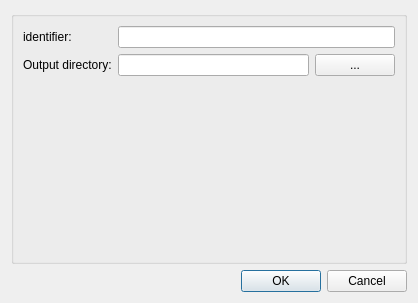
First picture: the form in mapclientplugins/retrieveportaldatastep/qt/configuredialog.ui, repository mapclient-plugins/mapclientplugins.retrieveportaldatastep, before the edit.
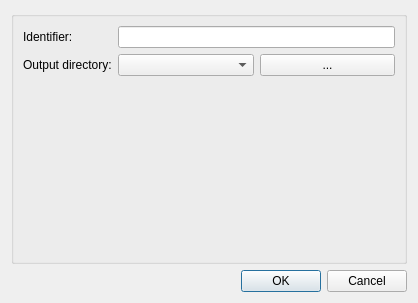
Second picture: the form after the edit.

Commit message: Update retrieve portal data interface to have a facility to set some facets.  Update the configuration to use a set and user selected output directory for downloaded files.

Diff of the .ui file:
```diff
--- a/mapclientplugins/retrieveportaldatastep/qt/configuredialog.ui
+++ b/mapclientplugins/retrieveportaldatastep/qt/configuredialog.ui
@@ -23,7 +23,7 @@
       <item row="0" column="0">
        <widget class="QLabel" name="label0">
         <property name="text">
-         <string>identifier:  </string>
+         <string>Identifier:</string>
         </property>
        </widget>
       </item>
@@ -40,7 +40,11 @@
       <item row="1" column="1">
        <layout class="QHBoxLayout" name="horizontalLayout">
         <item>
-         <widget class="QLineEdit" name="lineEditOutputDirectory"/>
+         <widget class="QComboBox" name="comboBoxOutputDirectory">
+          <property name="editable">
+           <bool>false</bool>
+          </property>
+         </widget>
         </item>
         <item>
          <widget class="QPushButton" name="pushButtonOutputDirectory">
```
Left out of the diff: 4 changed lines with no effect on the pictures. The commit also changes 6 other files.
